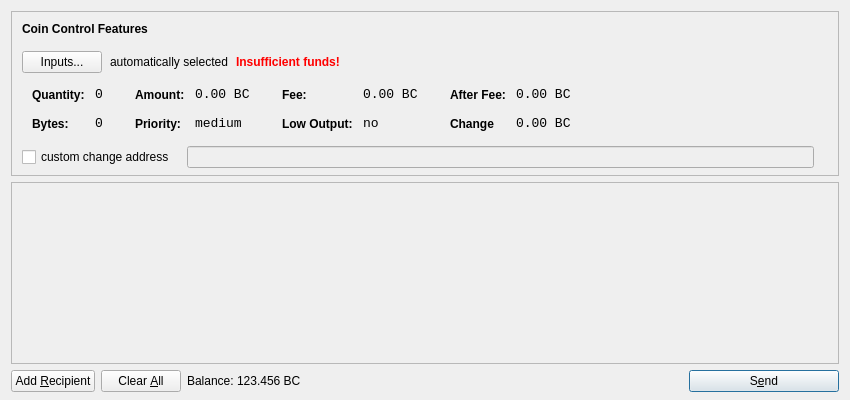
First picture: the form in src/qt/forms/sendcoinsdialog.ui, repository Velvet78/1337, before the edit.
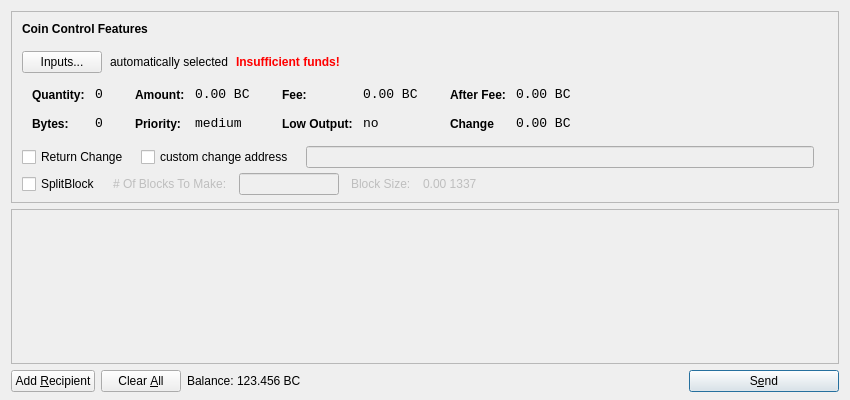
Second picture: the form after the edit. Icons and pictures are not drawn.

The edit to the form file:
```diff
--- a/src/qt/forms/sendcoinsdialog.ui
+++ b/src/qt/forms/sendcoinsdialog.ui
@@ -540,7 +540,7 @@
          </widget>
         </item>
         <item>
-         <layout class="QHBoxLayout" name="horizontalLayoutCoinControl4" stretch="0,0,0">
+         <layout class="QHBoxLayout" name="horizontalLayoutCoinControl4" stretch="0,0,0,0">
           <property name="spacing">
            <number>12</number>
           </property>
@@ -554,6 +554,13 @@
            <number>5</number>
           </property>
           <item>
+		  <widget class="QCheckBox" name="returnChangeCheckBox">
+ 		  <property name="text">
+ 		  <string>Return Change</string>
+ 		  </property>
+		  </widget>
+ 		  </item>
+ 		  <item>		  
            <widget class="QCheckBox" name="checkBoxCoinControlChange">
             <property name="text">
              <string>custom change address</string>
@@ -598,6 +605,81 @@
          </layout>
         </item>
         <item>
+         <layout class="QHBoxLayout" name="horizontalLayoutCoinControl4a" stretch="0,0,0,0">
+          <property name="alignment" >
+         <set>Qt::AlignLeft</set>
+          </property>
+          <property name="spacing">
+           <number>12</number>
+          </property>
+          <property name="sizeConstraint">
+           <enum>QLayout::SetDefaultConstraint</enum>
+          </property>
+          <property name="topMargin">
+           <number>5</number>
+          </property>
+          <property name="rightMargin">
+           <number>5</number>
+          </property>
+           <item> 
+           <widget class="QCheckBox" name="splitBlockCheckBox"> 
+            <property name="text"> 
+             <string>SplitBlock</string> 
+            </property> 
+           </widget> 
+          </item> 
+          <item> 
+           <widget class="QLabel" name="labelBlocksToMakeText"> 
+            <property name="enabled"> 
+             <bool>false</bool> 
+            </property> 
+            <property name="text"> 
+             <string># Of Blocks To Make:</string> 
+            </property> 
+           </widget> 
+          </item>
+          <item> 
+           <widget class="QLineEdit" name="splitBlockLineEdit"> 
+            <property name="enabled"> 
+             <bool>false</bool> 
+            </property> 
+            <property name="sizePolicy"> 
+             <sizepolicy hsizetype="Fixed" vsizetype="Fixed"> 
+              <horstretch>0</horstretch> 
+              <verstretch>0</verstretch> 
+             </sizepolicy> 
+            </property> 
+            <property name="maximumSize"> 
+             <size> 
+              <width>100</width> 
+              <height>16777215</height> 
+             </size> 
+            </property> 
+           </widget> 
+          </item> 
+          <item> 
+           <widget class="QLabel" name="labelBlockSizeText"> 
+            <property name="enabled"> 
+             <bool>false</bool> 
+            </property> 
+            <property name="text"> 
+             <string>Block Size:</string> 
+            </property> 
+           </widget> 
+          </item> 
+          <item> 
+           <widget class="QLabel" name="labelBlockSize"> 
+            <property name="enabled"> 
+             <bool>false</bool> 
+            </property> 
+            <property name="text"> 
+             <string>0.00 1337</string> 
+            </property>
+           </widget> 
+           </item>
+         </layout>
+        </item>
+        <item>		
          <spacer name="verticalSpacerCoinControl">
           <property name="orientation">
            <enum>Qt::Vertical</enum>
@@ -626,7 +708,7 @@
         <x>0</x>
         <y>0</y>
         <width>830</width>
-        <height>165</height>
+		<height>172</height>
        </rect>
       </property>
       <layout class="QVBoxLayout" name="verticalLayout_2">
```
Left out of the diff: 3 changed lines with no effect on the pictures.
